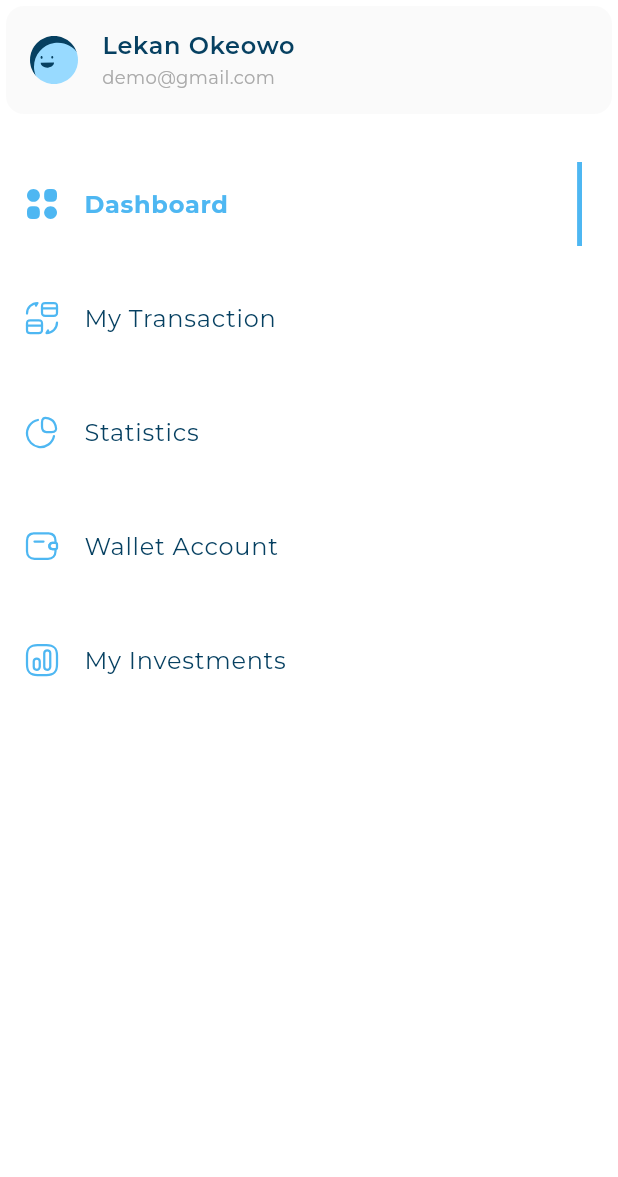
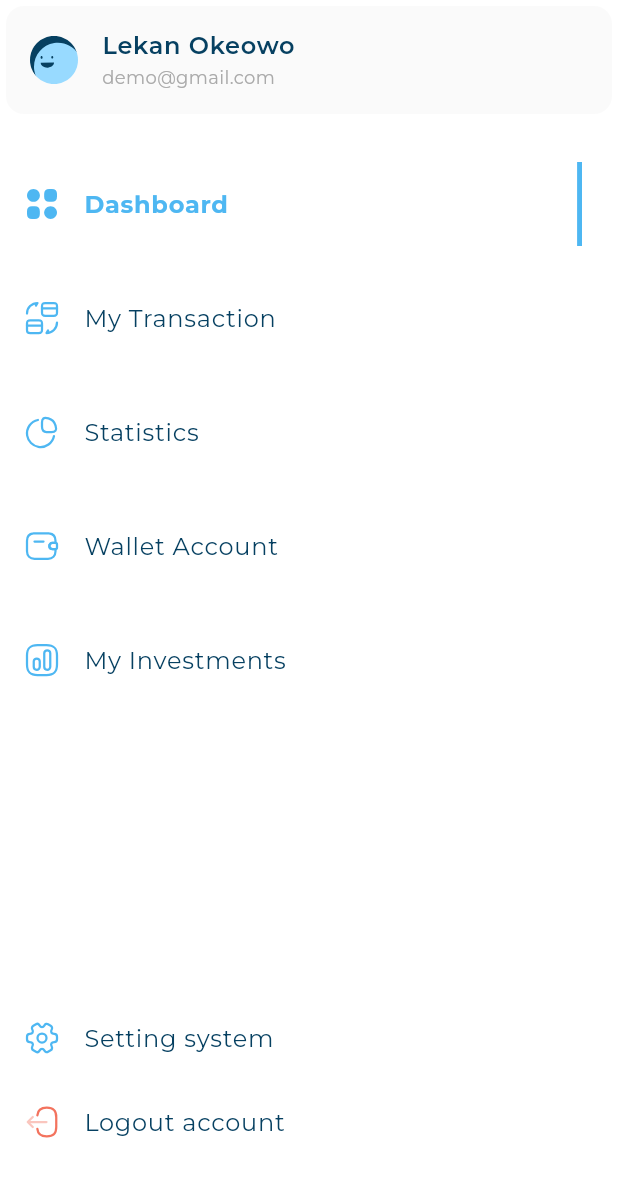
Before and after one commit to George-Samir88/responsive_dashboard, a Flutter app: the CustomDrawer widget shown alone on an empty page, opened directly, on a phone screen of 412 x 824 dp. Shown: the top 1177 px of the screen. Run offline on Flutter 3.47's test engine with Material 3 defaults, Android fonts, the phone set to English and light mode, and no system bars; our stand-ins replace flutter_svg; project files that could hold a hidden picture were left out.

Commit message:
add footer of drawer

```diff
--- a/lib/views/widgets/custom_drawer.dart
+++ b/lib/views/widgets/custom_drawer.dart
@@ -1,5 +1,7 @@
 import 'package:flutter/material.dart';
 import 'package:responsive_dashboard/generated/assets.dart';
+import 'package:responsive_dashboard/models/drawer_item_model.dart';
+import 'package:responsive_dashboard/views/widgets/custom_drawer_item.dart';
 import 'package:responsive_dashboard/views/widgets/user_info_list_tile.dart';
 
 import 'custom_drawer_item_list_view.dart';
@@ -21,7 +23,21 @@ class CustomDrawer extends StatelessWidget {
           SizedBox(
             height: 8,
           ),
-          CustomDrawerItemListView()
+          CustomDrawerItemListView(),
+          Expanded(
+            child: SizedBox(),
+          ),
+          CustomDrawerItem(
+              drawerItemModel: DrawerItemModel(
+                  image: Assets.imagesSettingSystem, title: 'Setting system'),
+              isActive: false),
+          CustomDrawerItem(
+              drawerItemModel: DrawerItemModel(
+                  image: Assets.imagesLogout, title: 'Logout account'),
+              isActive: false),
+          SizedBox(
+            height: 48,
+          ),
         ],
       ),
     );
```
